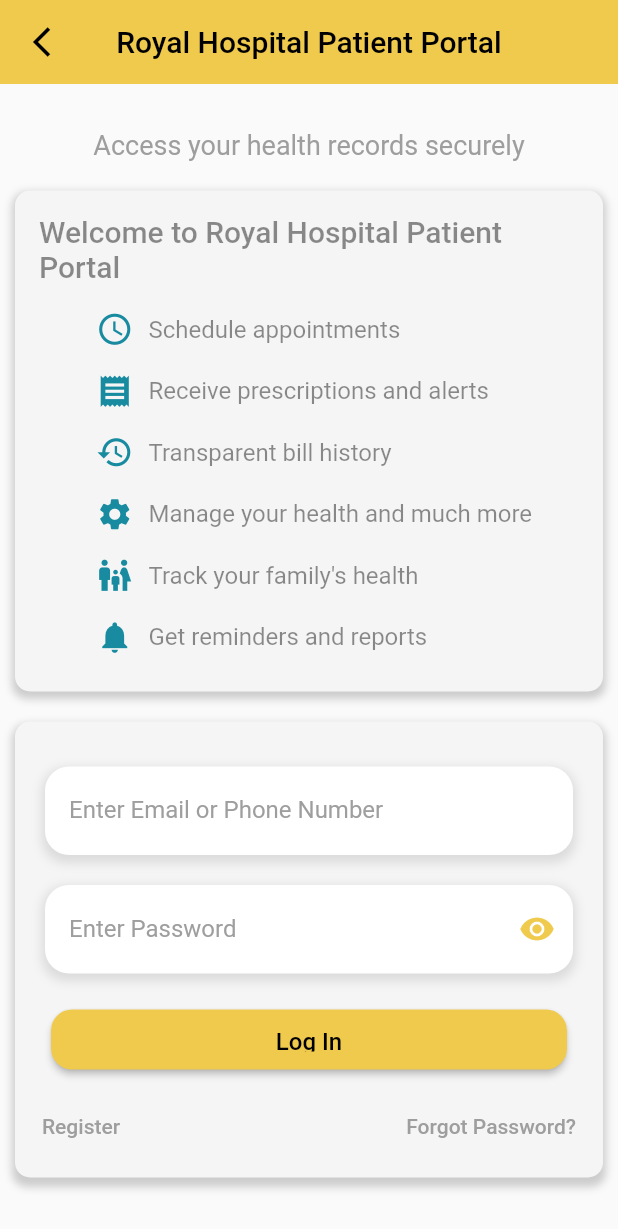
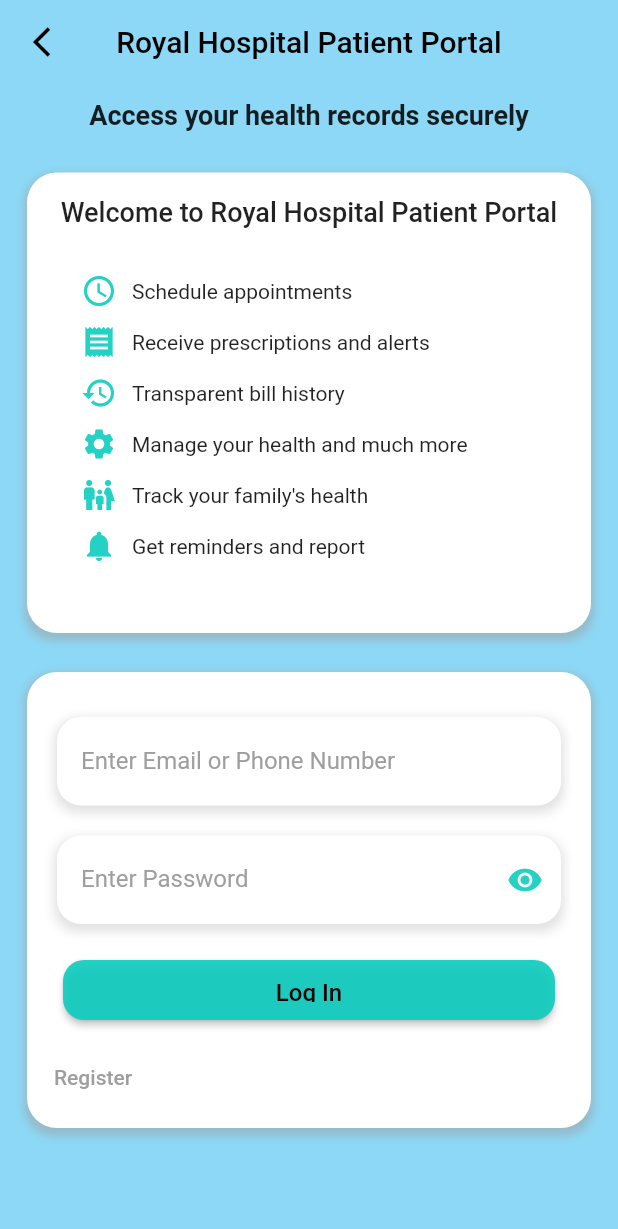
Before and after one commit to Mayank-kr-sh/health_app, a Flutter app: the Patient_Login screen opened directly, on a phone screen of 412 x 824 dp. Shown: the top 1229 px of the screen. Run offline on Flutter 3.47's test engine with Material 2 defaults, Android fonts, the light colour scheme and no system bars; our stand-ins replace carousel_slider, flutter_svg, share_plus, youtube_player_flutter.

Commit message:
Patient Screen

```diff
--- a/lib/Frontend/Screens/Case Sheet/ipd_case_sheet.dart
+++ b/lib/Frontend/Screens/Case Sheet/ipd_case_sheet.dart
@@ -272,7 +272,7 @@ class _IPDCaseSheetState extends State<IPDCaseSheet> {
                             child: SvgPicture.asset(
                               "./assets/icons/diagnosis.svg",
                               width: 25,
-                              color: kSecondaryColor,
+                              // color: kPrimbggaryLightColor,
                             ),
                           ),
                         ),
@@ -334,7 +334,7 @@ class _IPDCaseSheetState extends State<IPDCaseSheet> {
                       ),
                     ),
                     child: const Text(
-                      "Submit",
+                      "Schedule A Demo",
                       style: TextStyle(
                           fontSize: 16.0, fontWeight: FontWeight.w700),
                     ),
--- a/lib/Frontend/Screens/Product/product_screen.dart
+++ b/lib/Frontend/Screens/Product/product_screen.dart
@@ -42,18 +42,18 @@ class _ProductScreenState extends State<ProductScreen> {
                 viewportFraction: 0.5,
               ),
               items: [
-                buildCarouselItem(
-                  "Hospital",
-                  'assets/images/hospital.png',
-                  () {
-                    Navigator.push(
-                      context,
-                      MaterialPageRoute(
-                        builder: (context) => const ExploreScreen(),
-                      ),
-                    );
-                  },
-                ),
+                // buildCarouselItem(
+                //   "Hospital",
+                //   'assets/images/hospital.png',
+                //   () {
+                //     Navigator.push(
+                //       context,
+                //       MaterialPageRoute(
+                //         builder: (context) => const ExploreScreen(),
+                //       ),
+                //     );
+                //   },
+                // ),
                 buildCarouselItem(
                   "Private Clinic",
                   'assets/images/clinic.png',
--- a/lib/Frontend/Screens/Product/request_demo.dart
+++ b/lib/Frontend/Screens/Product/request_demo.dart
@@ -11,7 +11,7 @@ class DemoScreen extends StatelessWidget {
           elevation: 0,
           backgroundColor: kSecondaryColor,
           leading: IconButton(
-            icon: Icon(Icons.arrow_back),
+            icon: const Icon(Icons.arrow_back),
             onPressed: () {
               Navigator.pop(context);
             },
--- a/lib/Frontend/auth/patient_login.dart
+++ b/lib/Frontend/auth/patient_login.dart
@@ -1,4 +1,5 @@
 import 'package:flutter/material.dart';
+import 'package:health_app/Frontend/Constant/Constant.dart';
 import 'package:health_app/Frontend/auth/forget.dart';
 import 'package:health_app/Frontend/auth/patient_register.dart';
 
@@ -35,8 +36,7 @@ class _Patient_LoginState extends State<Patient_Login> {
                   onPressed: () {
                     Navigator.pop(context);
                   },
-                backgroundColor: const Color(0xfff0ca4d),
-              ),
+                  backgroundColor: kPrimaryColor),
             ],
           );
         },
@@ -54,8 +54,7 @@ class _Patient_LoginState extends State<Patient_Login> {
                   onPressed: () {
                     Navigator.pop(context);
                   },
-                backgroundColor: const Color(0xfff0ca4d),
-              ),
+                  backgroundColor: kPrimaryColor),
             ],
           );
         },
@@ -74,8 +73,7 @@ class _Patient_LoginState extends State<Patient_Login> {
                   onPressed: () {
                     Navigator.pop(context);
                   },
-                backgroundColor: const Color(0xfff0ca4d),
-              )
+                  backgroundColor: kPrimaryColor)
             ],
           );
         },
@@ -109,23 +107,10 @@ class _Patient_LoginState extends State<Patient_Login> {
     );
   }
 
-  Widget _buildPointRow(IconData icon, String text) {
-    return Padding(
-      padding: const EdgeInsets.symmetric(horizontal: 38, vertical: 8.0),
-      child: Row(
-        children: [
-          Icon(icon, size: 25, color: const Color(0xff188ba0)),
-          const SizedBox(width: 10),
-          Text(text,
-              style: const TextStyle(fontSize: 16, color: Colors.black45)),
-        ],
-      ),
-    );
-  }
-
   @override
   Widget build(BuildContext context) {
     return Scaffold(
+      backgroundColor: kPrimaryLightColor,
       appBar: AppBar(
         leading: IconButton(
           onPressed: () {
@@ -139,7 +124,7 @@ class _Patient_LoginState extends State<Patient_Login> {
           style: TextStyle(color: Colors.black),
         ),
         centerTitle: true,
-        backgroundColor: const Color(0xfff0ca4d),
+        backgroundColor: kPrimaryLightColor,
         elevation: 0,
       ),
       body: Padding(
@@ -148,61 +133,62 @@ class _Patient_LoginState extends State<Patient_Login> {
           child: Column(
             crossAxisAlignment: CrossAxisAlignment.center,
             children: [
-              const SizedBox(height: 20),
+              // const SizedBox(height: 20),
               const Text(
                 'Access your health records securely',
-                style: TextStyle(color: Colors.grey, fontSize: 18),
+                style: TextStyle(fontWeight: FontWeight.w600, fontSize: 18),
               ),
               const SizedBox(height: 20),
-              Container(
+              Padding(
+                padding: const EdgeInsets.all(8.0),
+                child: Container(
                   decoration: BoxDecoration(
-                  color: Colors.grey[100],
-                  borderRadius: BorderRadius.circular(10),
+                    color: Colors.white,
+                    borderRadius: BorderRadius.circular(20),
                     boxShadow: [
                       BoxShadow(
                         color: Colors.grey.withOpacity(0.5),
                         spreadRadius: 2,
                         blurRadius: 4,
-                      offset: const Offset(0, 3), // changes position of shadow
+                        offset:
+                            const Offset(0, 3), // changes position of shadow
                       ),
                     ],
                   ),
                   padding: const EdgeInsets.all(16.0),
-                child: Column(
+                  child: const Column(
                     crossAxisAlignment: CrossAxisAlignment.center,
                     children: [
-                    const Text(
+                      Text(
                         'Welcome to Royal Hospital Patient Portal',
                         style: TextStyle(
-                          fontSize: 20,
+                            fontSize: 18,
                             fontWeight: FontWeight.w500,
-                          color: Colors.black45),
+                            color: Colors.black87),
                       ),
-                    const SizedBox(height: 10),
-                    _buildPointRow(Icons.schedule, 'Schedule appointments'),
-                    _buildPointRow(
-                        Icons.receipt, 'Receive prescriptions and alerts'),
-                    _buildPointRow(Icons.history, 'Transparent bill history'),
-                    _buildPointRow(
-                        Icons.settings, 'Manage your health and much more'),
-                    _buildPointRow(
-                        Icons.family_restroom, 'Track your family\'s health'),
-                    _buildPointRow(
-                        Icons.notifications, 'Get reminders and reports'),
+                      SizedBox(height: 10),
+                      Padding(
+                        padding: EdgeInsets.all(20.0),
+                        child: ServiceList(),
+                      ),
                     ],
                   ),
                 ),
-              const SizedBox(height: 20),
-              Container(
+              ),
+              const SizedBox(height: 10),
+              Padding(
+                padding: const EdgeInsets.all(8.0),
+                child: Container(
                   decoration: BoxDecoration(
-                  color: Colors.grey[100],
-                  borderRadius: BorderRadius.circular(10),
+                    color: Colors.white,
+                    borderRadius: BorderRadius.circular(20),
                     boxShadow: [
                       BoxShadow(
                         color: Colors.grey.withOpacity(0.5),
                         spreadRadius: 2,
                         blurRadius: 4,
-                      offset: const Offset(0, 4), // changes position of shadow
+                        offset:
+                            const Offset(0, 3), // changes position of shadow
                       ),
                     ],
                   ),
@@ -215,15 +201,13 @@ class _Patient_LoginState extends State<Patient_Login> {
                             controller: _emailOrPhoneController,
                             labelText: 'Enter Email or Phone Number',
                             hintText: '',
-                        bgColor1: const Color(0xfff0ca4d),
-                      ),
+                            bgColor1: kPrimaryColor),
                         LoginTextField(
                             controller: _passwordController,
                             labelText: 'Enter Password',
                             hintText: '',
                             isPassword: true,
-                        bgColor1: const Color(0xfff0ca4d),
-                      ),
+                            bgColor1: kPrimaryColor),
                         Padding(
                           padding: const EdgeInsets.all(14.0),
                           child: CustomButton(
@@ -231,8 +215,7 @@ class _Patient_LoginState extends State<Patient_Login> {
                               height: 40,
                               text: 'Log In',
                               onPressed: _handleLoginButtonPress,
-                          backgroundColor: const Color(0xfff0ca4d),
-                        ),
+                              backgroundColor: kPrimaryColor),
                         ),
                         Row(
                           mainAxisAlignment: MainAxisAlignment.spaceBetween,
@@ -251,13 +234,14 @@ class _Patient_LoginState extends State<Patient_Login> {
                               child: const Text(
                                 'Forgot Password?',
                                 style: TextStyle(
-                                color: Colors.grey,
+                                  color: Colors.white,
                                 ),
                               ),
                             ),
                           ],
                         )
                       ],
+                    ),
                   ),
                 ),
               ),
@@ -268,3 +252,107 @@ class _Patient_LoginState extends State<Patient_Login> {
     );
   }
 }
+
+class ServiceList extends StatelessWidget {
+  const ServiceList({
+    super.key,
+  });
+
+  @override
+  Widget build(BuildContext context) {
+    return const Column(
+      children: [
+        Row(
+          children: [
+            Icon(
+              Icons.schedule,
+              color: kPrimaryColor,
+            ),
+            SizedBox(
+              width: 10,
+            ),
+            Text('Schedule appointments')
+          ],
+        ),
+        SizedBox(
+          height: 10,
+        ),
+        Row(
+          children: [
+            Icon(
+              Icons.receipt,
+              color: kPrimaryColor,
+            ),
+            SizedBox(
+              width: 10,
+            ),
+            Text('Receive prescriptions and alerts')
+          ],
+        ),
+        SizedBox(
+          height: 10,
+        ),
+        Row(
+          children: [
+            Icon(
+              Icons.history,
+              color: kPrimaryColor,
+            ),
+            SizedBox(
+              width: 10,
+            ),
+            Text('Transparent bill history')
+          ],
+        ),
+        SizedBox(
+          height: 10,
+        ),
+        Row(
+          children: [
+            Icon(
+              Icons.settings,
+              color: kPrimaryColor,
+            ),
+            SizedBox(
+              width: 10,
+            ),
+            Text('Manage your health and much more')
+          ],
+        ),
+        SizedBox(
+          height: 10,
+        ),
+        Row(
+          children: [
+            Icon(
+              Icons.family_restroom,
+              color: kPrimaryColor,
+            ),
+            SizedBox(
+              width: 10,
+            ),
+            Text('Track your family\'s health')
+          ],
+        ),
+        SizedBox(
+          height: 10,
+        ),
+        Row(
+          children: [
+            Icon(
+              Icons.notifications,
+              color: kPrimaryColor,
+            ),
+            SizedBox(
+              width: 10,
+            ),
+            Text('Get reminders and report')
+          ],
+        ),
+        SizedBox(
+          height: 10,
+        ),
+      ],
+    );
+  }
+}
```
Lines whose indentation alone changed are shown as unchanged.
